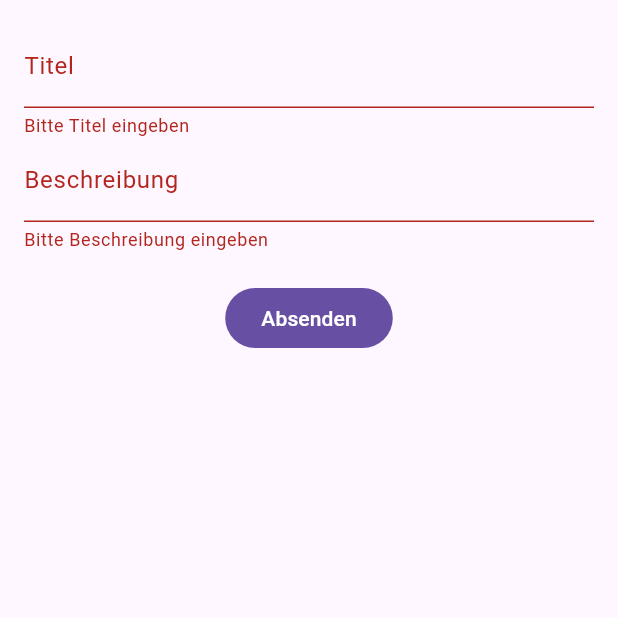
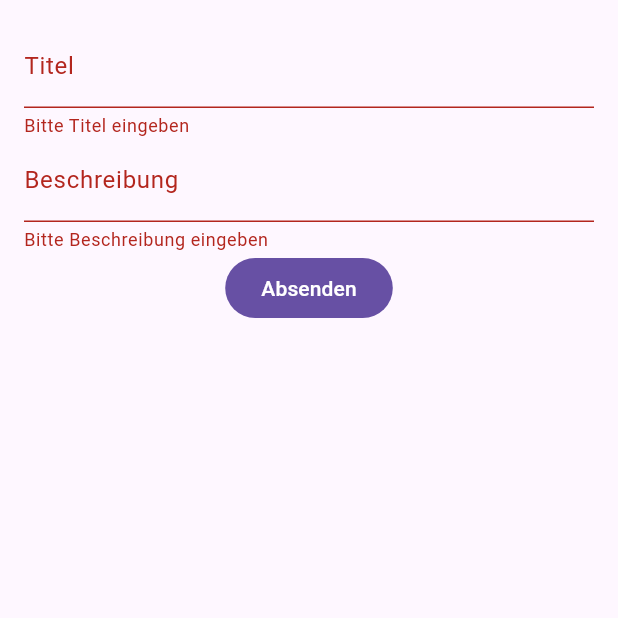
Before and after one commit to MelanieAppAkademie/provider_example, a Flutter app: the AddItemScreen screen opened directly, after a tap on "Absenden", on a phone screen of 412 x 824 dp, the top half of it. Run offline on Flutter 3.47's test engine with Material 3 defaults, Android fonts, the phone set to English and light mode, and no system bars.

Commit message:
push after reset

```diff
--- a/lib/src/features/dashboard/presentation/add_item.dart
+++ b/lib/src/features/dashboard/presentation/add_item.dart
@@ -37,22 +37,20 @@ class _AddItemScreenState extends State<AddItemScreen> {
                     : null,
               ),
 
-              SizedBox(height: 20),
               // commit here
               // TODO: Another commit
-              // TODO: Code aufräumen
               FilledButton(
                 onPressed: () {
                   if (_formKey.currentState?.validate() ?? false) {
                     // add item via provider
                     final title = _itemTitle.text.trim();
                     final desc = _descriptionTitle.text.trim();
-                    final quant = 20;
-                    context.read<ItemsProvider>().addItem(title, desc, quant);
+
+                    context.read<ItemsProvider>().addItem(title, desc);
                     Navigator.of(context).pop();
                   }
                 },
-                child: const Text("Absenden"),
+                child: const Text("Absenden"), // hier ist was geändert worden
               ),
             ],
           ),
--- a/lib/src/features/items/data/items_provider.dart
+++ b/lib/src/features/items/data/items_provider.dart
@@ -8,7 +8,7 @@ class ItemsProvider extends ChangeNotifier {
 
   int get count => _items.length;
 
-  void addItem(String title, String description, int quantity) {
+  void addItem(String title, String description) {
     _items.add(Item(title: title, description: description));
     notifyListeners();
   }
```
